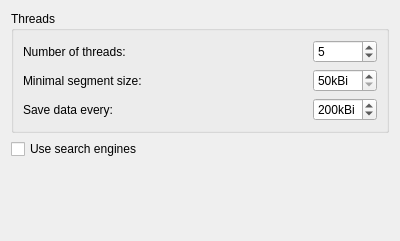
The window that transfer-plugins/multisegmentkio/dlgmultisegkio.ui (KDE/kget) describes before a commit, drawn with Qt 5.
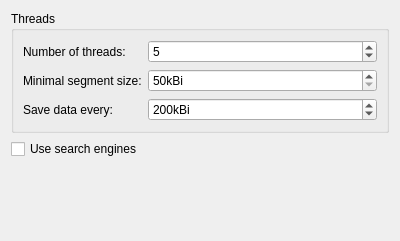
The same window after the commit.

Commit message: port layouts to QFormLayout and cleanup some dialogs

What changed in the file:
```diff
--- a/transfer-plugins/multisegmentkio/dlgmultisegkio.ui
+++ b/transfer-plugins/multisegmentkio/dlgmultisegkio.ui
@@ -9,21 +9,21 @@
     <height>241</height>
    </rect>
   </property>
-  <layout class="QVBoxLayout" >
+  <layout class="QVBoxLayout" name="verticalLayout" >
    <item>
     <widget class="QGroupBox" name="groupBox" >
      <property name="title" >
       <string>Threads</string>
      </property>
-     <layout class="QGridLayout" >
-      <item row="0" column="0" colspan="2" >
+     <layout class="QFormLayout" name="formLayout" >
+      <item row="0" column="0" >
        <widget class="QLabel" name="label" >
         <property name="text" >
          <string>Number of threads:</string>
         </property>
        </widget>
       </item>
-      <item row="0" column="2" >
+      <item row="0" column="1" >
        <widget class="QSpinBox" name="numSegSpinBox" >
         <property name="minimum" >
          <number>1</number>
@@ -44,19 +44,6 @@
        </widget>
       </item>
       <item row="1" column="1" >
-       <spacer>
-        <property name="orientation" >
-         <enum>Qt::Horizontal</enum>
-        </property>
-        <property name="sizeHint" >
-         <size>
-          <width>24</width>
-          <height>16</height>
-         </size>
-        </property>
-       </spacer>
-      </item>
-      <item row="1" column="2" >
        <widget class="QSpinBox" name="minSegSizeSpinBox" >
         <property name="suffix" >
          <string>kBi</string>
@@ -78,14 +65,14 @@
         </property>
        </widget>
       </item>
-      <item row="2" column="0" colspan="2" >
+      <item row="2" column="0" >
        <widget class="QLabel" name="saveDataLabel" >
         <property name="text" >
          <string>Save data every:</string>
         </property>
        </widget>
       </item>
-      <item row="2" column="2" >
+      <item row="2" column="1" >
        <widget class="QSpinBox" name="saveDataSizeSpinBox" >
         <property name="suffix" >
          <string>kBi</string>
@@ -119,7 +106,7 @@
      <property name="orientation" >
       <enum>Qt::Vertical</enum>
      </property>
-     <property name="sizeHint" >
+     <property name="sizeHint" stdset="0" >
       <size>
        <width>20</width>
        <height>40</height>
```
The commit also changes 8 other files.
